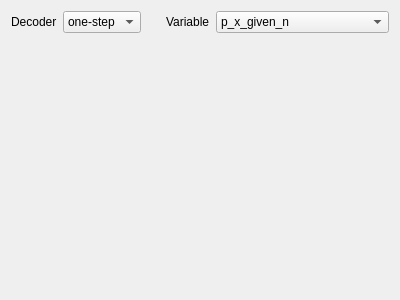
Before: the Qt Designer form src/pyphoplacecellanalysis/GUI/Qt/DecoderPlotSelectorControls/DecoderPlotSelectorWidget.ui in CommanderPho/pyPhoPlaceCellAnalysis, drawn with Qt 5.
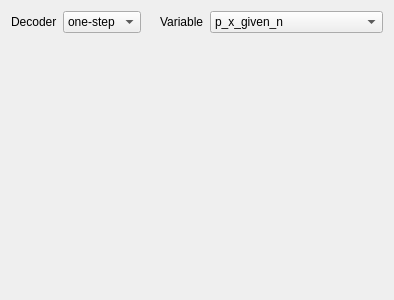
After: the same form once the commit is applied.

```diff
--- a/src/pyphoplacecellanalysis/GUI/Qt/DecoderPlotSelectorControls/DecoderPlotSelectorWidget.ui
+++ b/src/pyphoplacecellanalysis/GUI/Qt/DecoderPlotSelectorControls/DecoderPlotSelectorWidget.ui
@@ -6,7 +6,7 @@
    <rect>
     <x>0</x>
     <y>0</y>
-    <width>400</width>
+    <width>394</width>
     <height>300</height>
    </rect>
   </property>
```
